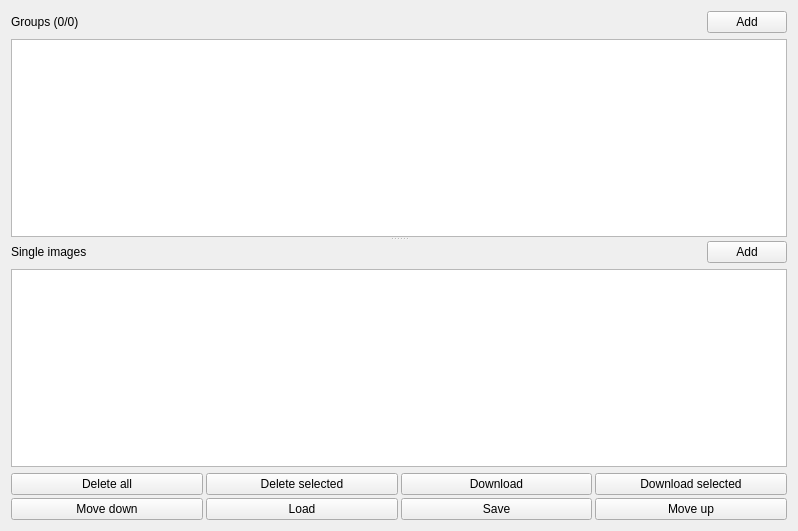
Qt form gui/src/tabs/downloads-tab.ui (Bionus/imgbrd-grabber) before a commit.
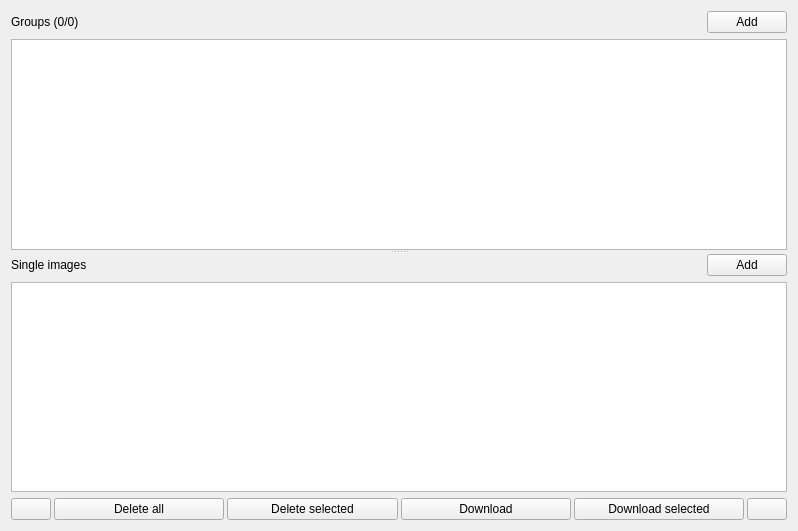
The same form after that commit. Icons and pictures are not drawn.

Commit message: Remove load/save buttons and use icons for moving downloads (issue #1628)

What changed in the file:
```diff
--- a/gui/src/tabs/downloads-tab.ui
+++ b/gui/src/tabs/downloads-tab.ui
@@ -150,7 +150,18 @@
        <number>0</number>
       </property>
       <item>
-       <layout class="QHBoxLayout" name="horizontalLayout">
+       <layout class="QHBoxLayout" name="horizontalLayout" stretch="0,1,1,1,1,0">
+        <item>
+         <widget class="QPushButton" name="buttonMoveDown">
+          <property name="text">
+           <string notr="true"/>
+          </property>
+          <property name="icon">
+           <iconset resource="../../resources/resources.qrc">
+            <normaloff>:/images/icons/arrow-down.png</normaloff>:/images/icons/arrow-down.png</iconset>
+          </property>
+         </widget>
+        </item>
         <item>
          <widget class="QPushButton" name="buttonClear">
           <property name="text">
@@ -179,41 +190,14 @@
           </property>
          </widget>
         </item>
-       </layout>
-      </item>
-      <item>
-       <layout class="QHBoxLayout" name="horizontalLayout_4">
-        <property name="leftMargin">
-         <number>0</number>
-        </property>
-        <property name="topMargin">
-         <number>0</number>
-        </property>
-        <item>
-         <widget class="QPushButton" name="buttonMoveDown">
-          <property name="text">
-           <string>Move down</string>
-          </property>
-         </widget>
-        </item>
-        <item>
-         <widget class="QPushButton" name="buttonLoadLinkList">
-          <property name="text">
-           <string>Load</string>
-          </property>
-         </widget>
-        </item>
-        <item>
-         <widget class="QPushButton" name="buttonSaveLinkList">
-          <property name="text">
-           <string>Save</string>
-          </property>
-         </widget>
-        </item>
         <item>
          <widget class="QPushButton" name="buttonMoveUp">
           <property name="text">
-           <string>Move up</string>
+           <string notr="true"/>
+          </property>
+          <property name="icon">
+           <iconset resource="../../resources/resources.qrc">
+            <normaloff>:/images/icons/arrow-up.png</normaloff>:/images/icons/arrow-up.png</iconset>
           </property>
          </widget>
         </item>
```
